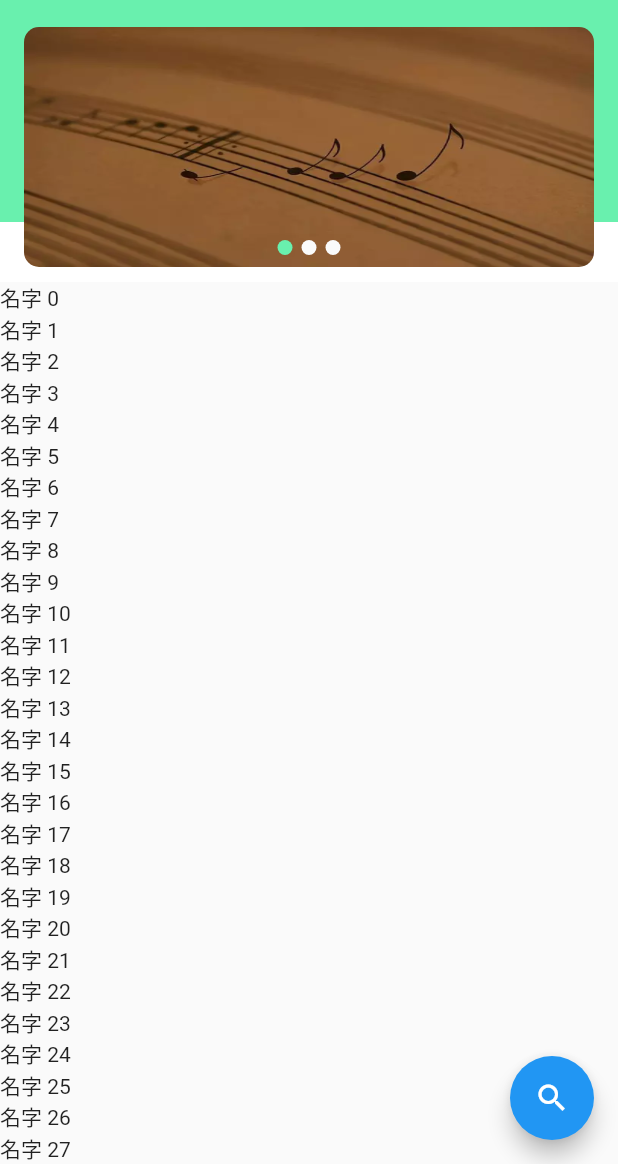
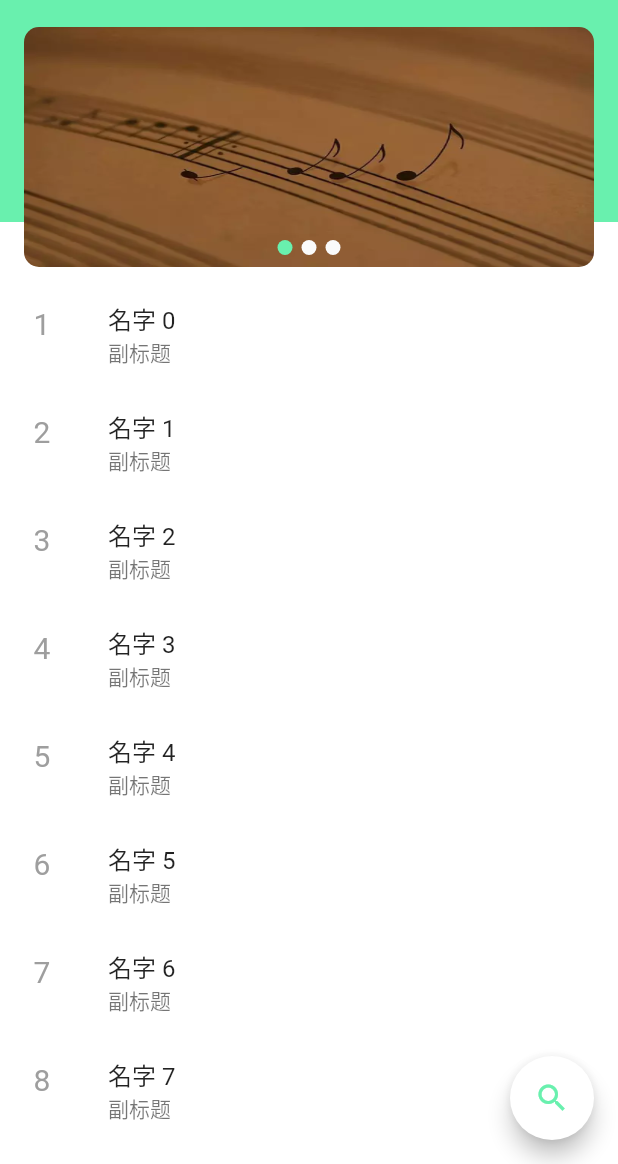
Before and after one commit to FortuneDream/PocketLite, a Flutter app: the screen it shows after launch, in the side drawer, after a tap on the "music note" icon, on a phone screen of 412 x 824 dp, the part 72-1236 px from its top. Run offline on Flutter 3.47's test engine with Material 2 defaults, Android fonts, the phone set to English and light mode, and no system bars; our stand-ins replace flutter_swiper, fluttertoast, shared_preferences; missing offline and left inert: data_plugin; accounts and stored records are empty.

Commit message:
UI修饰

```diff
--- /dev/null
+++ b/lib/home/home_header.dart
@@ -0,0 +1,31 @@
+//Stack + Swiper布局
+import 'package:flutter/cupertino.dart';
+import 'package:flutter/material.dart';
+import 'package:pocket_lite/home/home_swiper.dart';
+
+class HeaderContainer extends Stack {
+  BuildContext context;
+
+  HeaderContainer(this.context)
+      : super(
+          children: <Widget>[
+            Column(children: <Widget>[
+              Container(
+                  color: Colors.greenAccent,
+                  height: 140,
+                  width: MediaQuery.of(context).size.width),
+              Container(
+                  color: Colors.white,
+                  height: 40,
+                  width: MediaQuery.of(context).size.width),
+            ]),
+            Center(
+                child: Container(
+              child: HomeSwiper(),
+              height: 160.0,
+              width: MediaQuery.of(context).size.width,
+              margin: EdgeInsets.fromLTRB(16, 10, 16, 10),
+            ))
+          ],
+        );
+}
--- /dev/null
+++ b/lib/home/home_item.dart
@@ -0,0 +1,27 @@
+import 'package:flutter/cupertino.dart';
+import 'package:flutter/material.dart';
+import 'package:pocket_lite/model/share.dart';
+
+class HomeItem extends StatelessWidget {
+  ShareSong song;
+  int index;
+
+  HomeItem(this.song, this.index);
+
+  @override
+  Widget build(BuildContext context) {
+    return ListTile(
+      contentPadding: EdgeInsets.fromLTRB(16, 0, 0, 0),
+      leading: SizedBox(
+        child: Center(
+          child: Text("${index}",
+              style: TextStyle(fontSize: 20, color: Colors.grey)),
+        ),
+        width: 24,
+        height: 24,
+      ),
+      title: Text(song.name),
+      subtitle: Text("副标题"),
+    );
+  }
+}
--- /dev/null
+++ b/lib/home/home_swiper.dart
@@ -0,0 +1,30 @@
+//轮播
+import 'package:flutter/material.dart';
+import 'package:flutter_swiper/flutter_swiper.dart';
+
+class HomeSwiper extends StatelessWidget {
+  HomeSwiper({Key key}) : super(key: key);
+
+  @override
+  Widget build(BuildContext context) {
+    return ClipRRect(
+      borderRadius: BorderRadius.circular(10),
+      child: Swiper(
+        itemCount: 3,
+        itemBuilder: (BuildContext context, int index) {
+          if (index == 0) {
+            return Image.asset("images/banner_1.webp", fit: BoxFit.fill);
+          } else if (index == 1) {
+            return Image.asset("images/banner_2.webp", fit: BoxFit.fill);
+          } else {
+            return Image.asset("images/banner_3.webp", fit: BoxFit.fill);
+          }
+        },
+        autoplay: true,
+        pagination: SwiperPagination(
+          margin: EdgeInsets.all(5.0),
+        ),
+      ),
+    );
+  }
+}
--- /dev/null
+++ b/lib/home/home_title.dart
@@ -0,0 +1,43 @@
+
+//标题
+import 'package:flutter/material.dart';
+import 'package:pocket_lite/home/switch_instrument_dialog.dart';
+
+class HomeTitle extends AppBar {
+  BuildContext context;
+
+  HomeTitle(this.context)
+      : super(
+      elevation: 0.0,
+      leading: Builder(builder: (context) {
+        //必须包裹一层Builder否则无法暂时
+
+        return IconButton(
+            icon: ClipOval(
+              child: Container(
+                  child: Image.asset("images/icon.png"),
+                  decoration: BoxDecoration(
+                      border: Border.all(color: Colors.white, width: 3))),
+            ),
+            onPressed: () {
+              //进入个人drawer打开
+              Scaffold.of(context).openDrawer();
+            });
+      }),
+      title: Text("口袋Lite"),
+      actions: <Widget>[
+        IconButton(
+          icon: Icon(
+            Icons.music_note,
+            color: Colors.white,
+          ),
+          onPressed: () {
+            showDialog<Null>(
+                context: context,
+                builder: (BuildContext context) {
+                  return SwitchInstrumentScreen();
+                });
+          },
+        )
+      ]);
+}
--- a/lib/home/home_widget.dart
+++ b/lib/home/home_widget.dart
@@ -1,13 +1,18 @@
 import 'package:flutter/material.dart';
 import 'package:flutter_swiper/flutter_swiper.dart';
 import 'package:fluttertoast/fluttertoast.dart';
-import 'package:pocket_lite/home/home_body_widget.dart';
+import 'package:pocket_lite/home/home_body.dart';
+import 'package:pocket_lite/home/home_item.dart';
+import 'package:pocket_lite/home/home_swiper.dart';
+import 'package:pocket_lite/home/home_title.dart';
 import 'package:pocket_lite/home/switch_instrument_dialog.dart';
 import 'package:pocket_lite/model/instrument.dart';
 import 'package:pocket_lite/model/share.dart';
 import 'package:pocket_lite/my/my_widget.dart';
 import 'package:pocket_lite/provide/ListDataProvider.dart';
 import 'package:provider/provider.dart';
+
+import 'home_header.dart';
 
 class HomeWidget extends StatelessWidget {
   Scaffold _scaffold;
@@ -21,10 +26,11 @@ class HomeWidget extends StatelessWidget {
       shareList.add(song);
     }
     _scaffold = Scaffold(
+      backgroundColor: Colors.white,
       appBar: HomeTitle(context),
       drawer: MyWidget(),
-      floatingActionButton: FloatingActionButton(
-        child: Icon(Icons.search),
+      floatingActionButton: FloatingActionButton(backgroundColor: Colors.white,
+        child: Icon(Icons.search,color: Colors.greenAccent),
         onPressed: () {
           //跳转到搜索
           ListDataProvider.getAllShareList(
@@ -35,7 +41,7 @@ class HomeWidget extends StatelessWidget {
       body: HomeBody(
         shareList,
         itemWidgetCreator: (BuildContext context, int position) {
-          return Text(shareList[position].name);
+          return HomeItem(shareList[position], position + 1);
         },
         headerCreator: (BuildContext context, int position) {
           return HeaderContainer(context);
@@ -45,99 +51,3 @@ class HomeWidget extends StatelessWidget {
     return _scaffold;
   }
 }
-
-//标题
-class HomeTitle extends AppBar {
-  BuildContext context;
-
-  HomeTitle(this.context)
-      : super(
-            elevation: 0.0,
-            leading: Builder(builder: (context) {
-              //必须包裹一层Builder否则无法暂时
-
-              return IconButton(
-                  icon: ClipOval(
-                    child: Container(
-                        child: Image.asset("images/icon.png"),
-                        decoration: BoxDecoration(
-                            border: Border.all(color: Colors.white, width: 3))),
-                  ),
-                  onPressed: () {
-                    //进入个人drawer打开
-                    Scaffold.of(context).openDrawer();
-                  });
-            }),
-            title: Text("口袋Lite"),
-            actions: <Widget>[
-              IconButton(
-                icon: Icon(
-                  Icons.music_note,
-                  color: Colors.white,
-                ),
-                onPressed: () {
-                  showDialog<Null>(
-                      context: context,
-                      builder: (BuildContext context) {
-                        return SwitchInstrumentScreen();
-                      });
-                },
-              )
-            ]);
-}
-
-//Stack + Swiper布局
-class HeaderContainer extends Stack {
-  BuildContext context;
-
-  HeaderContainer(this.context)
-      : super(
-          children: <Widget>[
-            Column(children: <Widget>[
-              Container(
-                  color: Colors.greenAccent,
-                  height: 140,
-                  width: MediaQuery.of(context).size.width),
-              Container(
-                  color: Colors.white,
-                  height: 40,
-                  width: MediaQuery.of(context).size.width),
-            ]),
-            Center(
-                child: Container(
-              child: HomeSwiper(),
-              height: 160.0,
-              width: MediaQuery.of(context).size.width,
-              margin: EdgeInsets.fromLTRB(16, 10, 16, 10),
-            ))
-          ],
-        );
-}
-
-//轮播
-class HomeSwiper extends StatelessWidget {
-  HomeSwiper({Key key}) : super(key: key);
-
-  @override
-  Widget build(BuildContext context) {
-    return ClipRRect(
-      borderRadius: BorderRadius.circular(10),
-      child: Swiper(
-        itemCount: 3,
-        itemBuilder: (BuildContext context, int index) {
-          if (index == 0) {
-            return Image.asset("images/banner_1.webp", fit: BoxFit.fill);
-          } else if (index == 1) {
-            return Image.asset("images/banner_2.webp", fit: BoxFit.fill);
-          } else {
-            return Image.asset("images/banner_3.webp", fit: BoxFit.fill);
-          }
-        },
-        autoplay: true,
-        pagination: SwiperPagination(
-          margin: EdgeInsets.all(5.0),
-        ),
-      ),
-    );
-  }
-}
--- a/lib/home/switch_instrument_dialog.dart
+++ b/lib/home/switch_instrument_dialog.dart
@@ -17,7 +17,7 @@ class SwitchInstrumentScreen extends StatelessWidget {
     return SimpleDialog(
         title: Text(
           "乐器选择",
-          style: TextStyle(color: Colors.blue),
+          style: TextStyle(color: Colors.black,fontWeight: FontWeight.bold),
         ),
         children: <Widget>[
           SizedBox(
@@ -27,7 +27,7 @@ class SwitchInstrumentScreen extends StatelessWidget {
                   return Consumer<Instrument>(
                       builder: (context, instrument, _) {
                     return ListTile(
-                      title: Text(_Instruments[index]),
+                      subtitle: Text(_Instruments[index]),
                       onTap: () {
                         instrument.index = index;
                         HashMap<String, String> map = HashMap();
--- a/lib/my/my_widget.dart
+++ b/lib/my/my_widget.dart
@@ -56,13 +56,12 @@ class HeaderWidget extends StatelessWidget {
       builder: (context, user, _) {
         return Row(
           children: <Widget>[
-            Container(
+            ClipOval(
               child: Icon(
                 Icons.star,
                 color: Colors.red,
                 size: 80,
               ),
-              margin: EdgeInsets.fromLTRB(8, 0, 0, 8),
             ),
             Column(
               mainAxisAlignment: MainAxisAlignment.center,
```
Also changed, not shown: lib/home/home_body.dart (renamed from lib/home/home_body_widget.dart).
